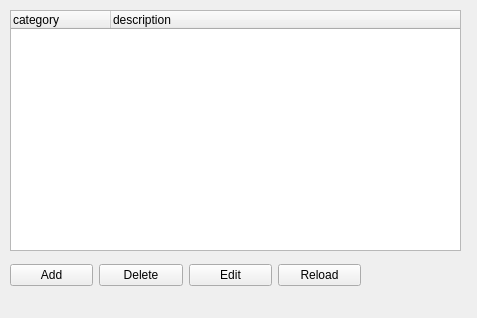
Wolframe/qtClient, file qt/apps/configurator/forms/init.ui: the form before one commit.
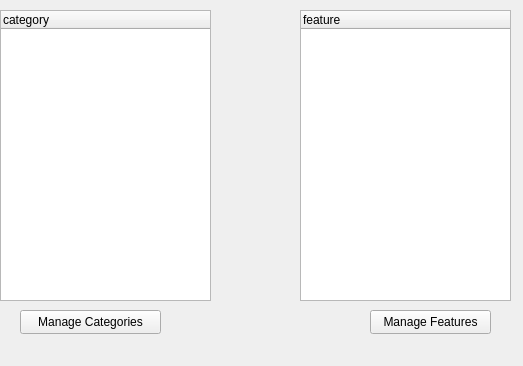
The form after the commit.

Commit message: added feature forms

Patch:
```diff
--- a/qt/apps/configurator/forms/init.ui
+++ b/qt/apps/configurator/forms/init.ui
@@ -6,20 +6,52 @@
    <rect>
     <x>0</x>
     <y>0</y>
-    <width>477</width>
-    <height>318</height>
+    <width>523</width>
+    <height>366</height>
    </rect>
   </property>
   <property name="windowTitle">
    <string>Form</string>
   </property>
+  <widget class="QPushButton" name="form1">
+   <property name="geometry">
+    <rect>
+     <x>20</x>
+     <y>310</y>
+     <width>141</width>
+     <height>24</height>
+    </rect>
+   </property>
+   <property name="text">
+    <string>Manage Categories</string>
+   </property>
+   <property name="form" stdset="0">
+    <string notr="true">categories</string>
+   </property>
+  </widget>
+  <widget class="QPushButton" name="form1_2">
+   <property name="geometry">
+    <rect>
+     <x>370</x>
+     <y>310</y>
+     <width>121</width>
+     <height>24</height>
+    </rect>
+   </property>
+   <property name="text">
+    <string>Manage Features</string>
+   </property>
+   <property name="form" stdset="0">
+    <string notr="true">features</string>
+   </property>
+  </widget>
   <widget class="QTreeWidget" name="category">
    <property name="geometry">
     <rect>
-     <x>10</x>
+     <x>0</x>
      <y>10</y>
-     <width>451</width>
-     <height>241</height>
+     <width>211</width>
+     <height>291</height>
     </rect>
    </property>
    <property name="itemsExpandable">
@@ -36,81 +68,30 @@
      <string>category</string>
     </property>
    </column>
-   <column>
-    <property name="text">
-     <string>description</string>
-    </property>
-   </column>
   </widget>
-  <widget class="QWidget" name="horizontalLayoutWidget">
+  <widget class="QTreeWidget" name="feature">
    <property name="geometry">
     <rect>
-     <x>10</x>
-     <y>260</y>
-     <width>351</width>
-     <height>31</height>
+     <x>300</x>
+     <y>10</y>
+     <width>211</width>
+     <height>291</height>
     </rect>
    </property>
-   <layout class="QHBoxLayout" name="horizontalLayout">
-    <item>
-     <widget class="QPushButton" name="add">
-      <property name="text">
-       <string>Add</string>
-      </property>
-      <property name="form" stdset="0">
-       <string notr="true">add</string>
-      </property>
-      <property name="global.id" stdset="0">
-       <string notr="true">{category.id}</string>
-      </property>
-     </widget>
-    </item>
-    <item>
-     <widget class="QPushButton" name="delete_2">
-      <property name="text">
-       <string>Delete</string>
-      </property>
-      <property name="doctype" stdset="0">
-       <string notr="true">Category.simpleform</string>
-      </property>
-      <property name="rootelement" stdset="0">
-       <string notr="true">category</string>
-      </property>
-      <property name="action" stdset="0">
-       <string notr="true">delete</string>
-      </property>
-      <property name="form" stdset="0">
-       <string notr="true">init</string>
-      </property>
-      <property name="id" stdset="0">
-       <string>{category.id}</string>
-      </property>
-     </widget>
-    </item>
-    <item>
-     <widget class="QPushButton" name="edit">
-      <property name="text">
-       <string>Edit</string>
-      </property>
-      <property name="form" stdset="0">
-       <string notr="true">edit</string>
-      </property>
-      <property name="global.id" stdset="0">
-       <string notr="true">{category.id}</string>
-      </property>
-     </widget>
-    </item>
-    <item>
-     <widget class="QPushButton" name="reload">
-      <property name="text">
-       <string>Reload</string>
-      </property>
-      <property name="form" stdset="0">
-       <string notr="true">init</string>
-      </property>
-     </widget>
-    </item>
-   </layout>
+   <property name="itemsExpandable">
+    <bool>true</bool>
+   </property>
+   <property name="doctype" stdset="0">
+    <string notr="true">FeatureHierarchyRequest.simpleform</string>
+   </property>
+   <property name="rootelement" stdset="0">
+    <string>feature</string>
+   </property>
+   <column>
+    <property name="text">
+     <string>feature</string>
+    </property>
+   </column>
   </widget>
  </widget>
  <tabstops>
```
Left out of the diff: 3 changed lines with no effect on the pictures. The commit also changes 7 other files.
